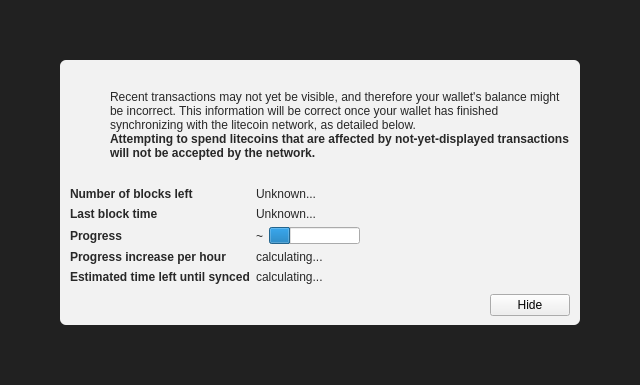
Feliphegomez/dm-core-1.0.0, file src/qt/forms/modaloverlay.ui: the form before one commit.
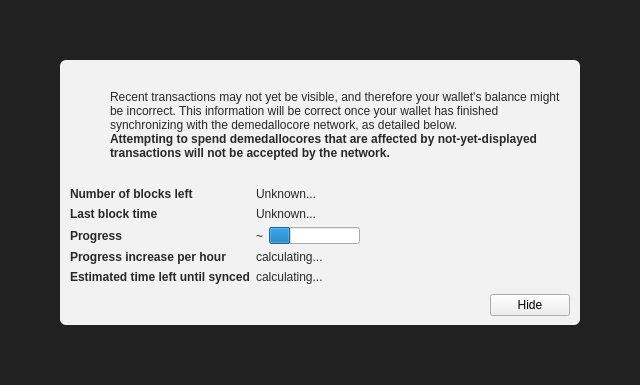
The form after the commit. Icons and pictures are not drawn. Custom widgets are drawn as their Qt base class.

```diff
--- a/src/qt/forms/modaloverlay.ui
+++ b/src/qt/forms/modaloverlay.ui
@@ -130,7 +130,7 @@
              <item>
               <widget class="QLabel" name="infoText">
                <property name="text">
-                <string>Recent transactions may not yet be visible, and therefore your wallet's balance might be incorrect. This information will be correct once your wallet has finished synchronizing with the litecoin network, as detailed below.</string>
+                <string>Recent transactions may not yet be visible, and therefore your wallet's balance might be incorrect. This information will be correct once your wallet has finished synchronizing with the demedallocore network, as detailed below.</string>
                </property>
                <property name="textFormat">
                 <enum>Qt::RichText</enum>
@@ -149,7 +149,7 @@
                 </font>
                </property>
                <property name="text">
-                <string>Attempting to spend litecoins that are affected by not-yet-displayed transactions will not be accepted by the network.</string>
+                <string>Attempting to spend demedallocores that are affected by not-yet-displayed transactions will not be accepted by the network.</string>
                </property>
                <property name="textFormat">
                 <enum>Qt::RichText</enum>
```
